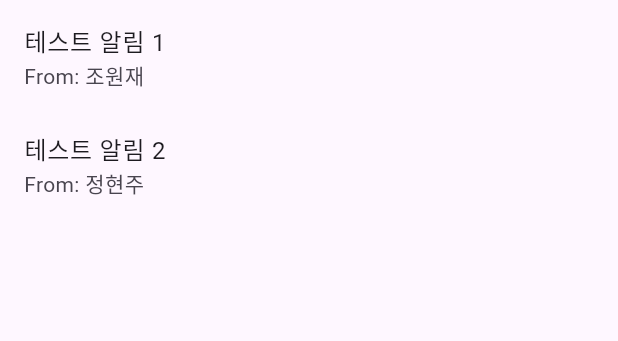
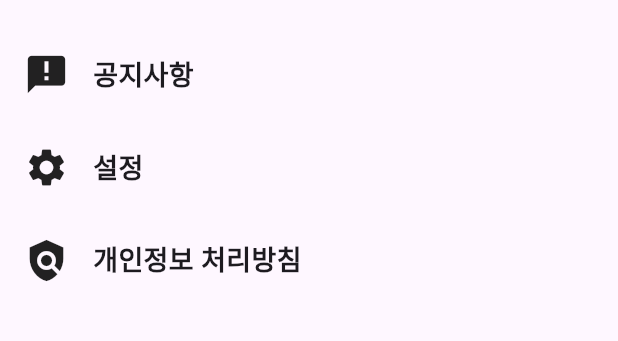
Before and after one commit to jhj04/ChugChug, a Flutter app: the screen it shows after launch, item 3 of the bottom bar chosen, after a tap on the "menu" icon, on a phone screen of 412 x 824 dp, the part 80-421 px from its top. Run offline on Flutter 3.47's test engine with Material 3 defaults, Android fonts, the light colour scheme and no system bars; our stand-ins replace image_picker.

Commit message:
Changed Post Layout at Community Page & Add CommunityMenu

```diff
--- a/lib/Community.dart
+++ b/lib/Community.dart
@@ -1,5 +1,6 @@
 import 'dart:ui';
 
+import 'package:chugchug/Community/CommunityMenu.dart';
 import 'package:chugchug/Community/CommunityNotifications.dart';
 import 'package:chugchug/Community/PostAddPage.dart';
 import 'package:chugchug/Community/PostSearchPage.dart';
@@ -25,7 +26,7 @@ class CommunityPage extends StatelessWidget {
               style: TextStyle(
                 fontSize: 20,
                 fontFamily: "Fraunces",
-                fontVariations: <FontVariation>[FontVariation('wght', 700.0)],
+                fontVariations: const <FontVariation>[FontVariation('wght', 700.0)],
               ),
             ),
           ],
@@ -62,7 +63,7 @@ class CommunityPage extends StatelessWidget {
               Navigator.push(
                 context,
                 MaterialPageRoute(
-                  builder: (context) => CommunityNotificationsPage(),
+                  builder: (context) => CommunityMenuPage(),
                 ),
               );
             },
@@ -76,7 +77,7 @@ class CommunityPage extends StatelessWidget {
           Padding(
             padding: const EdgeInsets.all(16.0),
             child: Row(
-              children: [
+              children: const [
                 CircleAvatar(
                   radius: 30,
                   backgroundImage: AssetImage('assets/sample_image.jpeg'),
@@ -94,17 +95,18 @@ class CommunityPage extends StatelessWidget {
           ),
           Expanded(
             child: ListView.builder(
-              itemCount: 5, // Adjust the number of posts as needed
+              itemCount: 5,
               itemBuilder: (context, index) {
                 return InkWell(
                   onTap: () {
+                    // Navigate to the post detail page
                     Navigator.push(
                       context,
                       MaterialPageRoute(
                         builder: (context) => PostDetailPage(
-                          username: 'Username', // Replace with actual username
-                          postCaption: 'This is the post caption.', // Replace with actual caption
-                          postImageUrl: 'assets/sample_post_image.png', // Replace with actual image
+                          username: 'Username',
+                          postCaption: 'This is the post caption.',
+                          postImageUrl: 'assets/sample_post_image.png',
                         ),
                       ),
                     );
@@ -113,47 +115,92 @@ class CommunityPage extends StatelessWidget {
                     padding: const EdgeInsets.all(8.0),
                     child: Card(
                       elevation: 2,
-                      child: Column(
+                      child: Row(
                         crossAxisAlignment: CrossAxisAlignment.start,
                         children: [
-                            ListTile(
-                              leading: CircleAvatar(
-                                radius: 25,
-                                backgroundImage: AssetImage('assets/sample_image.jpeg'),
-                              ),
-                              title: Text('테스트'),
-                              subtitle: Text('Posted 2 hours ago'),
-                            ),
-                            Image.asset(
-                              'assets/sample_post_image.png', // Replace with your post image
-                              fit: BoxFit.cover,
-                              width: double.infinity,
-                              height: 200,
-                            ),
-                            Padding(
+                          // Category and Texts
+                          Expanded(
+                            child: Padding(
                               padding: const EdgeInsets.all(8.0),
-                              child: Text(
-                                'This is the post caption. Write your own caption here!',
-                                style: TextStyle(fontSize: 16),
+                              child: Column(
+                                crossAxisAlignment: CrossAxisAlignment.start,
+                                children: const [
+                                  Text(
+                                    'Category', // Replace with actual category
+                                    style: TextStyle(
+                                      fontSize: 14,
+                                      color: Colors.grey,
+                                    ),
+                                  ),
+                                  ListTile(
+                                    title: Text(
+                                      '테스트',
+                                      style: TextStyle(
+                                        fontSize: 18,
+                                        fontWeight: FontWeight.bold,
+                                      ),
+                                    ),
+                                    subtitle: Text(
+                                      'This is the post title and content in one line.',
+                                      style: TextStyle(fontSize: 14),
+                                    ),
+                                  ),
+                                  Padding(
+                                    padding: EdgeInsets.all(8.0),
+                                    child: Row(
+                                      children: [
+                                        Text(
+                                          '2시간 전',
+                                          style: TextStyle(color: Colors.grey, fontSize: 12),
+                                        ),
+                                        SizedBox(width: 8), // Add space between timestamp and icons
+                                        Row(
+                                          children: [
+                                            Icon(Icons.remove_red_eye, size: 16),
+                                            SizedBox(width: 3),
+                                            Text('100', style: TextStyle(fontSize: 12)),
+                                          ],
+                                        ),
+                                        SizedBox(width: 8), // Add space between icons
+                                        Row(
+                                          children: [
+                                            Icon(Icons.thumb_up, size: 16),
+                                            SizedBox(width: 3),
+                                            Text('50', style: TextStyle(fontSize: 12)),
+                                          ],
+                                        ),
+                                        SizedBox(width: 8), // Add space between icons
+                                        Row(
+                                          children: [
+                                            Icon(Icons.comment, size: 16),
+                                            SizedBox(width: 3),
+                                            Text('5', style: TextStyle(fontSize: 12)),
+                                          ],
+                                        ),
+                                      ],
+                                    ),
+                                  ),
+                                ],
                               ),
                             ),
-                            Row(
-                              mainAxisAlignment: MainAxisAlignment.end,
-                              children: [
-                                IconButton(
-                                  icon: Icon(Icons.thumb_up),
-                                  onPressed: () {
-                                    // Handle like button press
-                                  },
+                          ),
+                          // Post Image
+                          Container(
+                            margin: EdgeInsets.only(right: 8.0), // Add margin to the right side
+                            height: 140, // Set the height to match the desired height
+                            child: Align(
+                              alignment: Alignment.centerRight,
+                              child: Padding(
+                                padding: const EdgeInsets.only(top: 8.0), // Adjust the top padding
+                                child: Image.asset(
+                                  'assets/sample_post_image.png',
+                                  width: 100,
+                                  height: 100,
+                                  fit: BoxFit.cover,
                                 ),
-                                IconButton(
-                                  icon: Icon(Icons.comment),
-                                  onPressed: () {
-                                    // Handle comment button press
-                                  },
-                                ),
-                              ],
+                              ),
                             ),
+                          ),
                         ],
                       ),
                     ),
@@ -162,6 +209,9 @@ class CommunityPage extends StatelessWidget {
               },
             ),
           ),
+
+
+
         ],
       ),
       floatingActionButton: FloatingActionButton(
--- /dev/null
+++ b/lib/Community/CommunityMenu.dart
@@ -0,0 +1,68 @@
+import 'dart:ui';
+
+import 'package:flutter/material.dart';
+
+class CommunityMenuPage extends StatelessWidget {
+  @override
+  Widget build(BuildContext context) {
+    return Scaffold(
+      appBar: AppBar(
+        title: Row(
+          children: [
+            Image.asset(
+              'assets/chugchug.png',
+              fit: BoxFit.contain,
+              height: 50,
+            ),
+            SizedBox(width: 8), // Add spacing between image and text
+            Text(
+              'Community',
+              style: TextStyle(
+                fontSize: 20,
+                fontFamily: "Fraunces",
+                fontVariations: <FontVariation>[FontVariation('wght', 700.0)],
+              ),
+            ),
+          ],
+        ),
+      ),
+      body: Padding(
+        padding: const EdgeInsets.all(16.0),
+        child: Column(
+          crossAxisAlignment: CrossAxisAlignment.start,
+          children: [
+            buildMenuItem(Icons.announcement, '공지사항'),
+            buildMenuItem(Icons.settings, '설정'),
+            buildMenuItem(Icons.policy, '개인정보 처리방침'), // Replace 'policy' with the actual icon you want
+            // Add more items as needed
+          ],
+        ),
+      ),
+    );
+  }
+
+  Widget buildMenuItem(IconData icon, String text) {
+    return InkWell(
+      onTap: () {
+        // Handle item tap
+        print('$text tapped');
+      },
+      child: Padding(
+        padding: const EdgeInsets.symmetric(vertical: 16.0),
+        child: Row(
+          children: [
+            Icon(icon, size: 30),
+            SizedBox(width: 16),
+            Text(
+              text,
+              style: TextStyle(
+                fontSize: 18,
+                fontWeight: FontWeight.bold,
+              ),
+            ),
+          ],
+        ),
+      ),
+    );
+  }
+}
```
